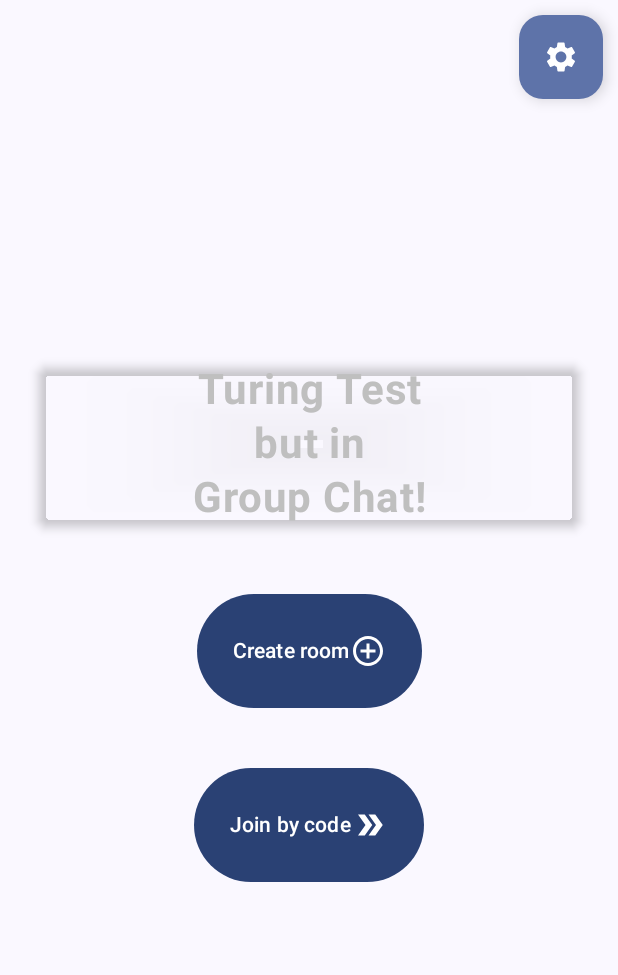
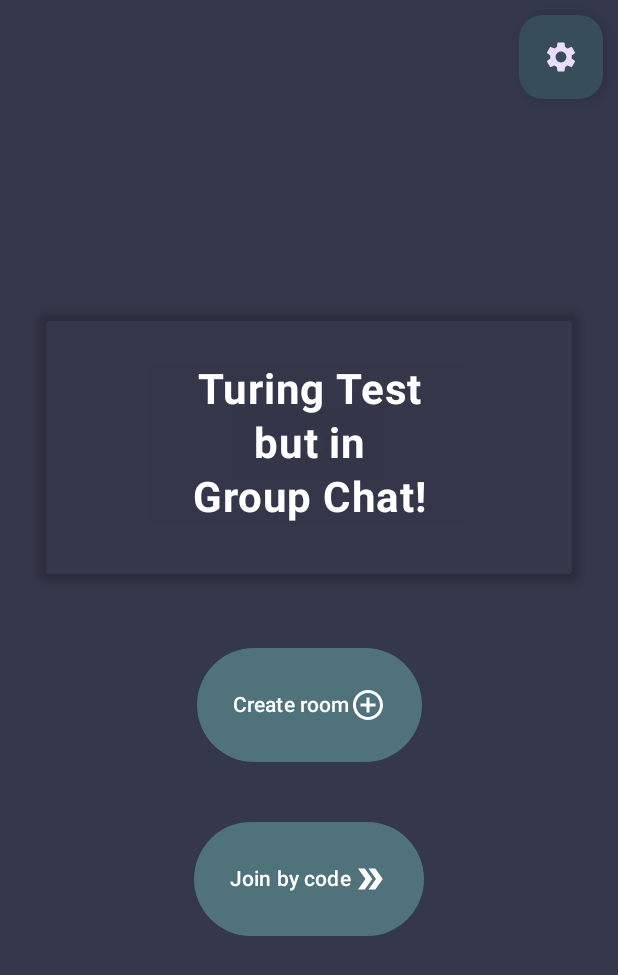
Before and after one commit to eccae/GroupChatTuringTest, an Android app built with Jetpack Compose: the screen it shows after launch (MainActivity), on a phone screen of 412 x 824 dp. Shown: the top 975 px of the screen. Run offline under Robolectric (Android 15) with nearby library versions, the phone set to English and light mode, and no system bars.

Commit message:
added two colour themes and made UI improvements by adding spacers

```diff
--- a/android/app/src/main/java/com/adrians/groupchatturing/ChatComposables.kt
+++ b/android/app/src/main/java/com/adrians/groupchatturing/ChatComposables.kt
@@ -57,6 +57,7 @@ fun ChatScreen(viewModel: MainViewModel) {
                 textAlign = TextAlign.Center,
                 fontWeight = FontWeight.Normal,
                 modifier = Modifier.align(Alignment.CenterHorizontally))
+            AddSpacers(1.dp)
             ChatMessages(
                 viewModel = viewModel,
                 activeUserId = viewModel.userId.collectAsState().value,
--- a/android/app/src/main/java/com/adrians/groupchatturing/MainActivity.kt
+++ b/android/app/src/main/java/com/adrians/groupchatturing/MainActivity.kt
@@ -33,22 +33,13 @@ import com.adrians.groupchatturing.ui.theme.GroupChatTuringTheme
 //import androidx.compose.ui.tooling.preview.Preview
 
 //MVVM
-
 class MainActivity : ComponentActivity() {
     private val mainViewModel by viewModels<MainViewModel>()
 
     override fun onCreate(savedInstanceState: Bundle?) {
         super.onCreate(savedInstanceState)
         setContent {
-            GroupChatTuringTheme {
-                // A surface container using the 'background' color from the theme
-                Surface(
-                    modifier = Modifier.fillMaxSize(),
-                    color = MaterialTheme.colorScheme.background
-                ) {
             MainView(mainViewModel)
-                }
-            }
         }
     }
 }
@@ -64,33 +55,41 @@ class MainActivity : ComponentActivity() {
 @Composable
 fun MainView(mainViewModel: MainViewModel) {
     val state by mainViewModel.uiState.collectAsState()
-
+    var isDarkTheme by remember { mutableStateOf(true) }
     val isDebugOn = false
-    var isDebugViewsOn by remember { mutableStateOf(false) }
-
+    GroupChatTuringTheme(darkTheme = isDarkTheme) {
+        Surface(
+            modifier = Modifier.fillMaxSize(),
+            color = MaterialTheme.colorScheme.background) {
             when (state) {
                 0 -> {
-            MenuScreen(mainViewModel)
+                    MenuScreen(mainViewModel, isDarkTheme) { isDarkTheme = !isDarkTheme }
                 }
+
                 1 -> {
-            GroupChatTuringTheme {
                     LobbyScreen(mainViewModel)
                 }
-        }
+
                 2 -> {
-            GroupChatTuringTheme {
                     Box(modifier = Modifier.fillMaxSize())
                     {
                         ChatScreen(mainViewModel)
                     }
                 }
-        }
+
                 3 -> {
-            GroupChatTuringTheme {
                     VotingTable(mainViewModel)
                 }
             }
+            DebugButtonForceChangeViews(mainViewModel, isDebugOn)
         }
+    }
+}
+
+@Composable
+fun DebugButtonForceChangeViews(mainViewModel: MainViewModel, isDebugOn: Boolean)
+{
+    var isDebugViewsOn by remember { mutableStateOf(false) }
     Box {
         if (isDebugOn && !isDebugViewsOn) {
             FloatingActionButton(
--- a/android/app/src/main/java/com/adrians/groupchatturing/ui/theme/Color.kt
+++ b/android/app/src/main/java/com/adrians/groupchatturing/ui/theme/Color.kt
@@ -2,10 +2,33 @@ package com.adrians.groupchatturing.ui.theme
 
 import androidx.compose.ui.graphics.Color
 
-val Purple80 = Color(0xFFD0BCFF)
-val PurpleGrey80 = Color(0xFFCCC2DC)
-val Pink80 = Color(0xFFEFB8C8)
+//val Purple80 = Color(0xFFD0BCFF)
+//val PurpleGrey80 = Color(0xFFCCC2DC)
+//val Pink80 = Color(0xFFEFB8C8)
+//val Purple40 = Color(0xFF35374B)
+//val PurpleGrey40 = Color(0xFF344955)
+//val Pink40 = Color(0xFF50727B)
 
-val Purple40 = Color(0xFF6650a4)
-val PurpleGrey40 = Color(0xFF625b71)
-val Pink40 = Color(0xFF7D5260)
+val primary = Color(0xFF50727B)
+val secondary = Color(0xFF78A083)
+val tertiary = Color(0xFF78A083)
+val background = Color(0xFF35374B)
+val surface = Color(0xFF344955)
+val onPrimary = Color.White
+val onSecondary = Color.White
+val onTertiary = Color.White
+val onBackground = Color.White
+val onSurface = Color.White
+
+val w_primary = Color(0xFF92C7CF)
+val w_secondary = Color(0xFFAAD7D9)
+val w_tertiary = Color(0xFFE5E1DA)
+val w_background = Color(0xFFE6E4DF)
+val w_surface = Color(0xFFAAD7D9)
+val w_onPrimary = Color(0xFF3D3D3D)
+val w_onSecondary = Color(0xFF3D3D3D)
+val w_onTertiary = Color(0xFF3D3D3D)
+val w_onBackground = Color(0xFF3D3D3D)
+val w_onSurface = Color(0xFF3D3D3D)
+
+val error = Color.Red
--- a/android/app/src/main/java/com/adrians/groupchatturing/ui/theme/Theme.kt
+++ b/android/app/src/main/java/com/adrians/groupchatturing/ui/theme/Theme.kt
@@ -16,32 +16,40 @@ import androidx.compose.ui.platform.LocalView
 import androidx.core.view.WindowCompat
 
 private val DarkColorScheme = darkColorScheme(
-    primary = Purple80,
-    secondary = PurpleGrey80,
-    tertiary = Pink80
+    primary = primary,
+    secondary = secondary,
+    tertiary = tertiary,
+    background = background,
+    surface = surface,
+    onPrimary = onPrimary,
+    onSecondary = onSecondary,
+    onTertiary = onTertiary,
+    onBackground = onBackground,
+    onSurface = onSurface,
+    primaryContainer = surface,
+    error = error
 )
 
 private val LightColorScheme = lightColorScheme(
-    primary = Purple40,
-    secondary = PurpleGrey40,
-    tertiary = Pink40
-
-    /* Other default colors to override
-    background = Color(0xFFFFFBFE),
-    surface = Color(0xFFFFFBFE),
-    onPrimary = Color.White,
-    onSecondary = Color.White,
-    onTertiary = Color.White,
-    onBackground = Color(0xFF1C1B1F),
-    onSurface = Color(0xFF1C1B1F),
-    */
+    primary = w_primary,
+    secondary = w_secondary,
+    tertiary = w_tertiary,
+    background = w_background,
+    surface = w_surface,
+    onPrimary = w_onPrimary,
+    onSecondary = w_onSecondary,
+    onTertiary = w_onTertiary,
+    onBackground = w_onBackground,
+    onSurface = w_onSurface,
+    primaryContainer = w_secondary,
+    error = error
 )
 
 @Composable
 fun GroupChatTuringTheme(
     darkTheme: Boolean = isSystemInDarkTheme(),
     // Dynamic color is available on Android 12+
-    dynamicColor: Boolean = true,
+    dynamicColor: Boolean = false,
     content: @Composable () -> Unit
 ) {
     val colorScheme = when {
```
Also changed, not shown: android/app/src/main/java/com/adrians/groupchatturing/LobbyComposables.kt (+14 -8 lines), android/app/src/main/java/com/adrians/groupchatturing/MenuComposables.kt (+50 -19 lines), android/app/src/main/java/com/adrians/groupchatturing/SummaryComposables.kt (+4 -8 lines), android/app/src/main/java/com/adrians/groupchatturing/UtilityComsposables.kt (added, +18 -0 lines). Lines whose indentation alone changed are shown as unchanged.
